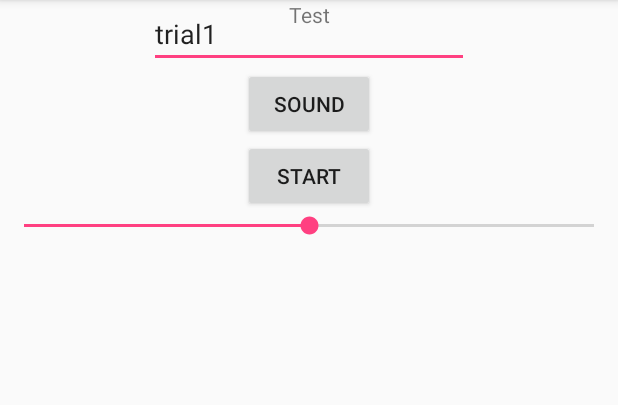
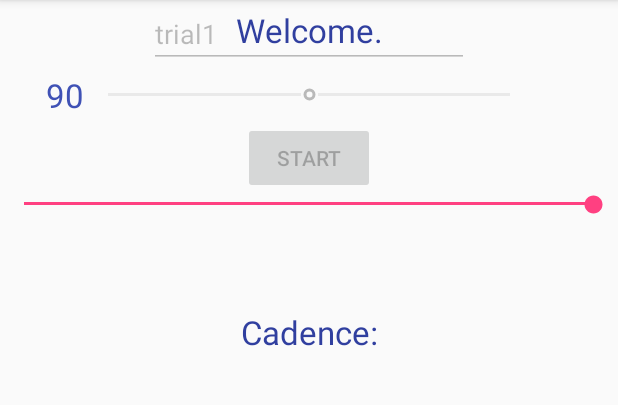
Before and after one commit to mihir0/computer-audio, an Android app: the screen it shows after launch (MainActivity), after a tap on "START", on a phone screen of 412 x 824 dp, the part 84-489 px from its top. Run offline under Robolectric (Android 15) with nearby library versions, the phone set to English and light mode, and no system bars; libraries missing offline, so code that uses them is left out: com.opencsv.

Commit message:
Created sonification scheme

```diff
--- a/mobile/src/main/java/gt/sonifyrunning/MainActivity.java
+++ b/mobile/src/main/java/gt/sonifyrunning/MainActivity.java
@@ -1,6 +1,5 @@
 /**
  * Mihir Parshionikar. 4/3/2018
- * Code based on https://code.tutsplus.com/tutorials/using-the-accelerometer-on-android--mobile-22125
  **/
 package gt.sonifyrunning;
 
@@ -38,13 +37,15 @@ import java.util.Date;
 import java.util.Timer;
 import java.util.TimerTask;
 
-public class MainActivity extends AppCompatActivity /*implements SensorEventListener*/ {
+public class MainActivity extends AppCompatActivity implements SensorEventListener {
 
     private SensorManager senSensorManager;
     private Sensor senAccelerometer;
-    private TextView textView;
+    private float[] accelBuffer = {0f, 0f, 0f}; //stores old accelerometer values
+    private TextView textView, textView2, cadenceTextView;
     private EditText editText;
     private Date startTime;
+    private SeekBar seekBar, cadenceSeekBar;
 
     private String baseDir, fileName, filePath;
 
@@ -56,138 +57,49 @@ public class MainActivity extends AppCompatActivity /*implements SensorEventList
     private boolean active = false;
 
     private SoundPool soundPool;
-    private int soundID = -1;
-    private int streamID;
-    private float volume = 50;
+    private int soundID[] = {-1, -1, -1};
+    private int streamID[] = {-1, -1, -1};
+    private float volume[] = {1f, 0f, 1f};
     private boolean soundsLoaded = false;
     private Button startButton;
-    private Button soundButton;
-    private SeekBar seekBar;
-    private Handler mHandler;
-    private Timer timer;
-    private ArrayList<String[]> sensorReadings;
     private int sensorIndex = 0; //indicates where in sensorReadings we currently are
-    private void initSound() {
-        Context mContext = getApplicationContext();
-        soundPool = new SoundPool.Builder()
-                .setMaxStreams(1)
-                .build();
-        soundID = soundPool.load(mContext, R.raw.test_1, 1);
-        soundPool.setOnLoadCompleteListener(new SoundPool.OnLoadCompleteListener() {
-            public void onLoadComplete(SoundPool soundPool, int sampleId, int status) {
-                soundsLoaded = true;
-            }
-        });
-    }
 
-    private ArrayList<String[]> readCSV() throws IOException{
-        ArrayList<String[]> data = new ArrayList<String[]>();
-        baseDir = android.os.Environment.getExternalStorageDirectory().getAbsolutePath();
-        fileName = editText.getText() + ".csv";
-        filePath = baseDir + File.separator + fileName;
-        Log.d("File path", filePath);
-        try {
-            CSVReader reader = new CSVReader(new FileReader(filePath));
-            String[] nextLine;
-
-            while ((nextLine = reader.readNext()) != null) {
-                // nextLine[] is an array of values from the line
-                data.add(nextLine);
-            }
-        } catch(IOException e) {
-            throw e;
-        }
-        return data;
-    }
-
+    private int stepLength = 300; //the amount of time each step takes (ms)
+    private long stepStartTime;
+    private long stepEndTime;
+    private int numSteps = 0;
+    boolean checkForStep = true;
+    private float cadenceBuffer = 0; //steps per minute
+    private int idealCadence = 90;
+    private float rateBuffer = 1f;
     @Override
     protected void onCreate(Bundle savedInstanceState) {
         super.onCreate(savedInstanceState);
         setContentView(R.layout.activity_main);
         MainActivity.verifyStoragePermissions(this);
         textView = findViewById(R.id.textView);
+        textView2 = findViewById(R.id.textView2);
         editText = findViewById(R.id.editText);
         startButton = findViewById(R.id.startButton);
-        soundButton = findViewById(R.id.soundButton);
-        soundButton.setOnClickListener(new View.OnClickListener() {
-            public void onClick(View v) {
-                streamID = soundPool.play(soundID, 1, 1, 1, -1, 1f);
-            }
-        });
         seekBar = findViewById(R.id.seekBar);
-        seekBar.setOnSeekBarChangeListener(new SeekBar.OnSeekBarChangeListener() {
-            @Override
-            public void onProgressChanged(SeekBar seekBar, int progress, boolean fromUser) {
-                // updated continuously as the user slides the thumb
-                volume = (float) progress;
-                soundPool.setVolume(streamID, volume / 100, volume / 100);
-            }
+        cadenceSeekBar = findViewById(R.id.cadenceSeekBar);
+        cadenceTextView = findViewById(R.id.cadenceTextView);
 
-            @Override
-            public void onStartTrackingTouch(SeekBar seekBar) {
-                // called when the user first touches the SeekBar
-            }
-
-            @Override
-            public void onStopTrackingTouch(SeekBar seekBar) {
-                // called after the user finishes moving the SeekBar
-            }
-        });
-
-
-        startButton.setOnClickListener(new View.OnClickListener() {
-            public void onClick(View v) {
-                try {
-                    active = true;
-                    timer = new Timer();
-                    sensorReadings = readCSV();
-                    startTime = Calendar.getInstance().getTime();
-                    sensorIndex = 0;
-
-                    timer.scheduleAtFixedRate(new TimerTask() {
-                        @Override
-                        public void run() {
-                            if (active) {
-                                long currentTime = Calendar.getInstance().getTime().getTime() - startTime.getTime();
-                                Log.d("Current Time:", String.valueOf(currentTime) + ", " + String.valueOf(sensorIndex));
-                                while (Long.parseLong(sensorReadings.get(sensorIndex)[1].trim()) < currentTime) {
-                                    sensorIndex++;
-                                    if (sensorIndex == sensorReadings.size()) { //End of file
-                                        timer = null;
-                                        active = false;
-                                        startTime = null;
-                                        break;
-                                    }
-                                }
-                                float x = Float.parseFloat(sensorReadings.get(sensorIndex)[2].trim());
-                                float y = Float.parseFloat(sensorReadings.get(sensorIndex)[3].trim());
-                                float z = Float.parseFloat(sensorReadings.get(sensorIndex)[4].trim());
-                                sensorUpdate(x, y, z);
-                            }
-                        }
-                    }, 0, 1000/20);
-                } catch (IOException e) {
-                    textView.setText("File not found!");
-                }
-            }
-        });
-
-        /*
+        initSound();
         senSensorManager = (SensorManager) getSystemService(Context.SENSOR_SERVICE);
         senAccelerometer = senSensorManager.getDefaultSensor(Sensor.TYPE_ACCELEROMETER);
-        senSensorManager.registerListener(this, senAccelerometer, SensorManager.SENSOR_DELAY_NORMAL);
-        MainActivity.verifyStoragePermissions(this); //verify/get permission to write file
-
-
-        textView = (TextView) findViewById(R.id.textView);
-        editText = (EditText) findViewById(R.id.editText);
-        startButton = findViewById(R.id.startButton);
+        senSensorManager.registerListener(this, senAccelerometer, SensorManager.SENSOR_DELAY_FASTEST);
         startButton.setOnClickListener(new View.OnClickListener() {
             public void onClick(View v) {
                 if (!active) {
                     active = true;
                     editText.setEnabled(false);
                     startButton.setEnabled(false);
+                    cadenceSeekBar.setEnabled(false);
+                    cadenceTextView.setEnabled(false);
+
+                    idealCadence = cadenceSeekBar.getProgress();
+
                     //set file name
                     //if file exists already, delete
                     baseDir = android.os.Environment.getExternalStorageDirectory().getAbsolutePath();
@@ -197,47 +109,123 @@ public class MainActivity extends AppCompatActivity /*implements SensorEventList
                     if (f.exists()) {
                         f.delete();
                     }
-                    startTime = Calendar.getInstance().getTime(); //start timer
+                    startTime = Calendar.getInstance().getTime();
+                    streamID[0] = soundPool.play(soundID[0], 0, 0, 1, -1, 1f); //MUTED
+                    streamID[2] = soundPool.play(soundID[2], 1, 1, 1, -1, 1f);
                 }
             }
-        }); */
-        initSound();
+        });
+        cadenceSeekBar.setOnSeekBarChangeListener(new SeekBar.OnSeekBarChangeListener() {
+            @Override
+            public void onProgressChanged(SeekBar seekBar, int i, boolean b) {
+                cadenceTextView.setText(String.valueOf(i));
+                idealCadence = i;
+            }
+
+            @Override
+            public void onStartTrackingTouch(SeekBar seekBar) {
+
+            }
+
+            @Override
+            public void onStopTrackingTouch(SeekBar seekBar) {
+
+            }
+        });
     }
 
+    private void initSound() {
+        Context mContext = getApplicationContext();
+        soundPool = new SoundPool.Builder()
+                .setMaxStreams(2)
+                .build();
+        soundID[0] = soundPool.load(mContext, R.raw.synth1, 1); //root
+        soundID[1] = soundPool.load(mContext, R.raw.beep1, 1); //beep sound
+        soundID[2] = soundPool.load(mContext, R.raw.interval1, 1); //5th interval sound
+        soundPool.setOnLoadCompleteListener(new SoundPool.OnLoadCompleteListener() {
+            public void onLoadComplete(SoundPool soundPool, int sampleId, int status) {
+                soundsLoaded = true;
+            }
+        });
+    }
+    private float map(float value, float lowerInit, float upperInit, float lowerFinal, float upperFinal) {
+        float lower_shift = lowerFinal - lowerInit;
+        float scale = (upperFinal - lowerFinal) / (upperInit - lowerInit);
+        return (value + lower_shift) * scale;
+    }
+    /**
+        Takes in new sensor readings and updates SoundPool stream, and saves readings to file
+     **/
+    private void update(float accel_x, float accel_y, float accel_z) {
+        float x = accelBuffer[0];
+        float y = accelBuffer[1];
+        float z = accelBuffer[2];
 
+        String line = ""; //Time(ms), x, y ,z
+        double time = Calendar.getInstance().getTime().getTime() - startTime.getTime();
+        line = String.format("%.00f, %.04f, %.04f, %.04f\n", time, x, y, z);
+        textView.setText(line);
+        writeToFile(line);
+        textView2.setText(String.format("Cadence: %.04f", cadenceBuffer));
+        if (soundsLoaded) {
+            //volume[0] = Math.max(Math.min(1, volume[0] + map(y, 9.4f, 13f, -1, 1)), 0);
+            volume[0] = map(y, 9.4f, 13f, 0f, 1);
+            //Log.d("Gain", String.valueOf(volume[0]));
+            soundPool.setVolume(streamID[0], volume[0], volume[0]);
+            seekBar.setProgress((int) (volume[0] * 100));
+            if (checkForStep) {
+                float dx = accel_x - accelBuffer[0];
+                float dy = accel_y - accelBuffer[1];
+                float dz = accel_z - accelBuffer[2];
+                if (dy > 2f) {
+                    //STEP HAS BEGUN
+                    stepEndTime = stepStartTime;
+                    stepStartTime = Calendar.getInstance().getTime().getTime();
+                    checkForStep = false;
+                    //Log.d("Step", "Start");
+                    //streamID[1] = soundPool.play(soundID[1], 1, 1, 1, 0, 1f); //step sound
+                }
+            } else {
+                if (Calendar.getInstance().getTime().getTime() - stepStartTime >= stepLength) {
+                    checkForStep = true;
+                    //Log.d("Step", "Stop");
+                }
+            }
+            //SONIFY CADENCE
+            //float rate = map(cadenceBuffer, idealCadence - 5, idealCadence + 5, .75f, 2f);
+            if (cadenceBuffer < idealCadence - 5) {
+                rateBuffer = .99f * (rateBuffer) + .01f * (rateBuffer * .99f);
+            } else if (cadenceBuffer > idealCadence + 5) {
+                rateBuffer = .99f * (rateBuffer) + .01f * (rateBuffer * 1.01f);
+            } else {
+                rateBuffer = .99f * (rateBuffer) + .01f * (1f);
+            }
+            rateBuffer = Math.max(Math.min(1.25f, rateBuffer), .75f); //ensure rateBuffer stays within .75 to 1.25
+            Log.d("rate", String.valueOf(rateBuffer));
+            soundPool.setRate(streamID[2], rateBuffer);
+        }
+        //float interval = stepStartTime - stepEndTime; //problem this line causes cadence buffer to get stuck if there are no steps
+        float interval = Calendar.getInstance().getTime().getTime() - stepEndTime;
+        cadenceBuffer = cadenceBuffer * .99f + .01f * (((1f) * 60 * 1000)/(interval));
+        //Log.d("interval", String.valueOf(interval));
+
+        accelBuffer[0] = accelBuffer[0] * .8f + .2f * accel_x;
+        accelBuffer[1] = accelBuffer[1] * .8f + .2f * accel_y;
+        accelBuffer[2] = accelBuffer[2] * .8f + .2f * accel_z;
+    }
     public void onSensorChanged(SensorEvent sensorEvent) {
         if (active) {
             Sensor mySensor = sensorEvent.sensor;
-            //Log.d("sensor", "Sensor changed");
             if (mySensor.getType() == Sensor.TYPE_ACCELEROMETER) {
-                float x = sensorEvent.values[0];
-                float y = sensorEvent.values[1];
-                float z = sensorEvent.values[2];
-                float accel_mag = Math.abs(x) + Math.abs(y) + Math.abs(z);
-
-                String line = ""; //Time(ms), x, y ,z
-                double time = Calendar.getInstance().getTime().getTime() - startTime.getTime();
-                line = String.format("%.00f, %.04f, %.04f, %.04f\n", time, x, y, z);
-                textView.setText(line);
-                //writeToFile(line);
+                update(sensorEvent.values[0], sensorEvent.values[1], sensorEvent.values[2]);
             }
         }
     }
 
-    public void sensorUpdate(float x, float y, float z) { //called when SIMULATING real time sensor data from stored .csv
-        float accel_mag = Math.abs(x) + Math.abs(y) + Math.abs(z);
-        String line = ""; //Time(ms), x, y ,z
-        double time = Calendar.getInstance().getTime().getTime() - startTime.getTime();
-        line = String.format("%.00f, %.04f, %.04f, %.04f\n", time, x, y, z);
-        Log.d("Sensor: ", line);
-        //textView.setText(line);
-    }
-    /*
     @Override
     public void onAccuracyChanged(Sensor sensor, int accuracy) {
 
     }
-
 
     protected void onPause() {
         super.onPause();
@@ -246,7 +234,7 @@ public class MainActivity extends AppCompatActivity /*implements SensorEventList
 
     protected void onResume() {
         super.onResume();
-        senSensorManager.registerListener(this, senAccelerometer, SensorManager.SENSOR_DELAY_NORMAL);
+        senSensorManager.registerListener(this, senAccelerometer, SensorManager.SENSOR_DELAY_FASTEST);
     }
 
     public void writeToFile(String line) {
@@ -258,7 +246,7 @@ public class MainActivity extends AppCompatActivity /*implements SensorEventList
             e.printStackTrace();
         }
     }
-    /*
+
     /**
      * Checks if the app has permission to write to device storage
      *
@@ -269,7 +257,6 @@ public class MainActivity extends AppCompatActivity /*implements SensorEventList
     public static void verifyStoragePermissions(Activity activity) {
         // Check if we have write permission
         int permission = ActivityCompat.checkSelfPermission(activity, Manifest.permission.WRITE_EXTERNAL_STORAGE);
-
         if (permission != PackageManager.PERMISSION_GRANTED) {
             // We don't have permission so prompt the user
             ActivityCompat.requestPermissions(
--- a/mobile/src/main/res/layout/activity_main.xml
+++ b/mobile/src/main/res/layout/activity_main.xml
@@ -10,8 +10,10 @@
         android:id="@+id/textView"
         android:layout_width="wrap_content"
         android:layout_height="wrap_content"
-        android:layout_marginTop="44dp"
-        android:text="Test"
+        android:paddingTop="5dp"
+        android:textColor="@color/colorPrimaryDark"
+        android:text="Welcome."
+        android:textSize="10pt"
         app:layout_constraintBottom_toTopOf="@id/editText"
         app:layout_constraintLeft_toLeftOf="parent"
         app:layout_constraintRight_toRightOf="parent" />
@@ -28,15 +30,37 @@
         app:layout_constraintLeft_toLeftOf="parent"
         app:layout_constraintRight_toRightOf="parent"
         app:layout_constraintTop_toBottomOf="@id/textView" />
+    <TextView
+        android:id="@+id/cadenceTextView"
+        android:layout_width="wrap_content"
+        android:layout_height="wrap_content"
+        android:textColor="@color/colorPrimary"
+        android:text="90"
+        android:textSize="10pt"
+        app:layout_constraintTop_toBottomOf="@id/editText"
+        app:layout_constraintBottom_toBottomOf="@id/cadenceSeekBar"
+        app:layout_constraintRight_toLeftOf="@id/cadenceSeekBar" />
 
+    <SeekBar
+        android:id="@+id/cadenceSeekBar"
+        android:layout_width="300dp"
+        android:layout_height="36dp"
+        android:max="140"
+        android:min="40"
+        android:progress="90"
+        android:tooltipText="Choose ideal cadence (steps per minute)"
+        app:layout_constraintLeft_toLeftOf="parent"
+        app:layout_constraintRight_toRightOf="parent"
+        app:layout_constraintTop_toBottomOf="@+id/editText" />
     <Button
         android:id="@+id/soundButton"
         android:layout_width="wrap_content"
         android:layout_height="wrap_content"
         android:text="Sound"
+        android:visibility="gone"
         app:layout_constraintLeft_toLeftOf="parent"
         app:layout_constraintRight_toRightOf="parent"
-        app:layout_constraintTop_toBottomOf="@id/editText" />
+        app:layout_constraintTop_toBottomOf="@id/cadenceSeekBar" />
     <Button
         android:id="@+id/startButton"
         android:layout_width="wrap_content"
@@ -49,12 +73,25 @@
     <SeekBar
         android:id="@+id/seekBar"
         android:layout_width="match_parent"
-        android:layout_height="wrap_content"
+        android:layout_height="13dp"
         android:max="100"
         android:min="0"
-        android:progress="50"
+        android:visibility="visible"
+        android:progress="100"
         app:layout_constraintLeft_toLeftOf="parent"
         app:layout_constraintRight_toRightOf="parent"
         app:layout_constraintTop_toBottomOf="@+id/startButton" />
 
+    <TextView
+        android:id="@+id/textView2"
+        android:layout_width="wrap_content"
+        android:layout_height="wrap_content"
+        android:layout_marginTop="64dp"
+        android:text="Cadence:"
+        android:textColor="@color/colorPrimaryDark"
+        android:textSize="10pt"
+        app:layout_constraintLeft_toLeftOf="parent"
+        app:layout_constraintRight_toRightOf="parent"
+        app:layout_constraintTop_toBottomOf="@+id/seekBar" />
+
 </android.support.constraint.ConstraintLayout>
```
Also changed, not shown: 6 other files.
